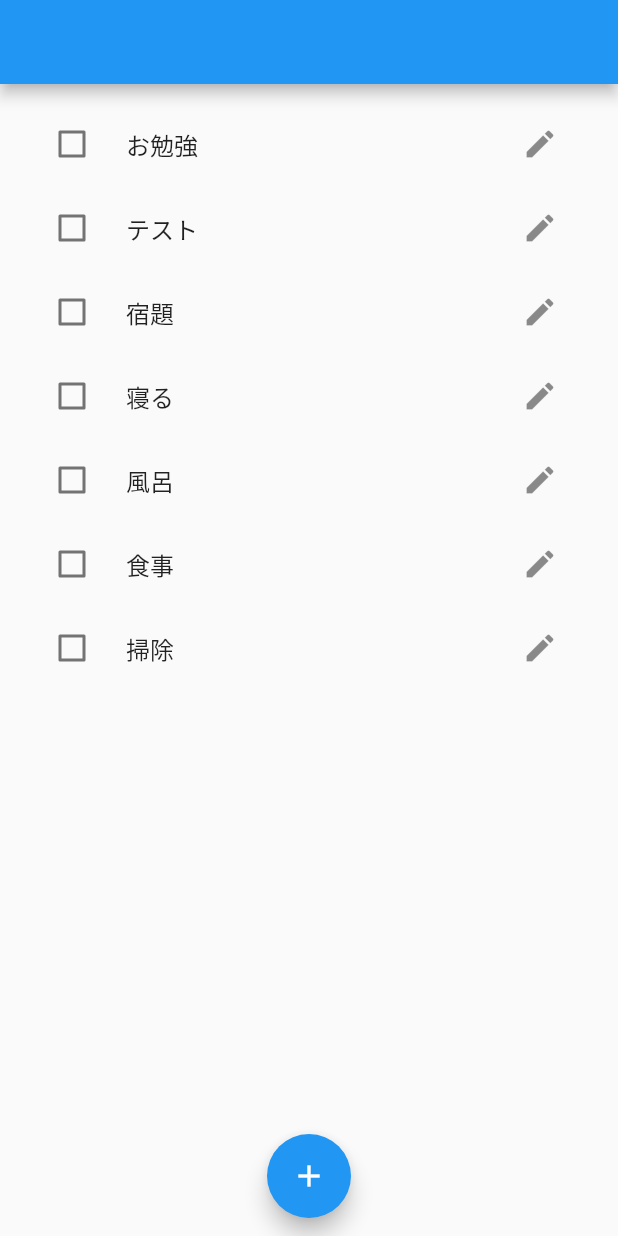
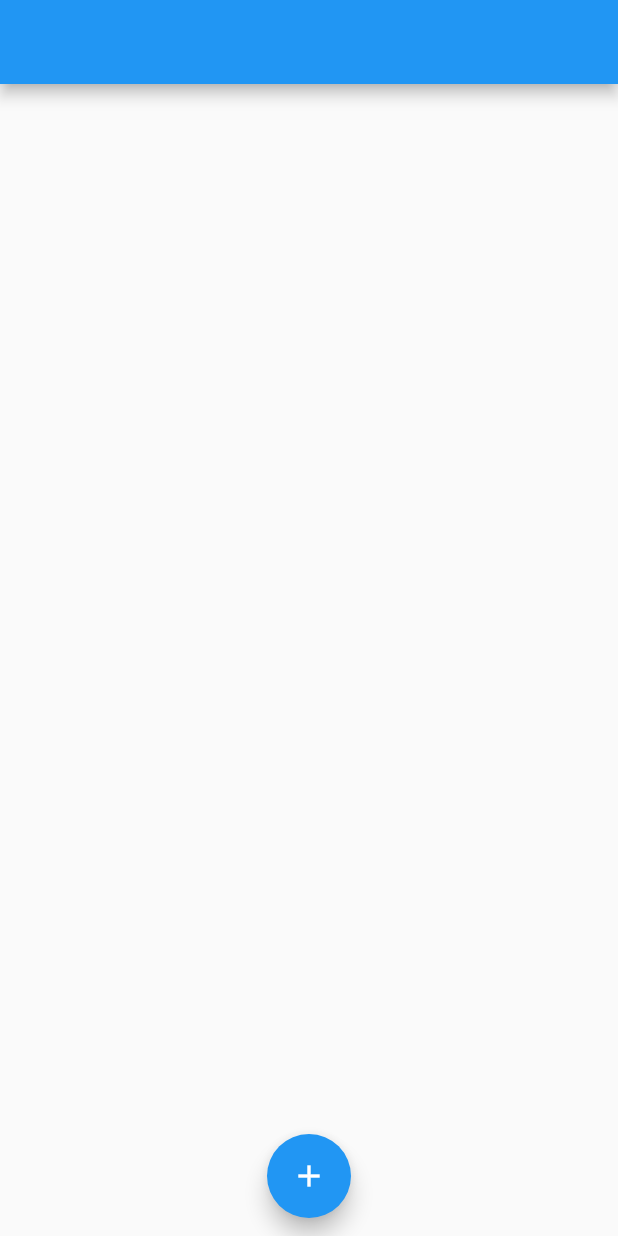
Before and after one commit to HirayamaSachi/myTodo, a Flutter app: the screen it shows after launch, on a phone screen of 412 x 824 dp. Run offline on Flutter 3.47's test engine with Material 2 defaults, Android fonts, the phone set to English and light mode, and no system bars; drawn by our look-alikes of flutter_slidable.

Commit message:
remove:不要なデータ削除

```diff
--- a/lib/crudTodo.dart
+++ b/lib/crudTodo.dart
@@ -35,15 +35,7 @@ class TodoManager extends StatefulWidget {
 
 class TodoManagerState extends State<TodoManager> {
   // List<Map<String, dynamic>> todo = [];
-  List<TodoFactor> todo = [
-    TodoFactor(name: 'お勉強'),
-    TodoFactor(name: 'テスト'),
-    TodoFactor(name: '宿題'),
-    TodoFactor(name: '寝る'),
-    TodoFactor(name: '風呂'),
-    TodoFactor(name: '食事'),
-    TodoFactor(name: '掃除'),
-  ];
+  List<TodoFactor> todo = [];
 
   void create(String value) {
     setState(() {
```
